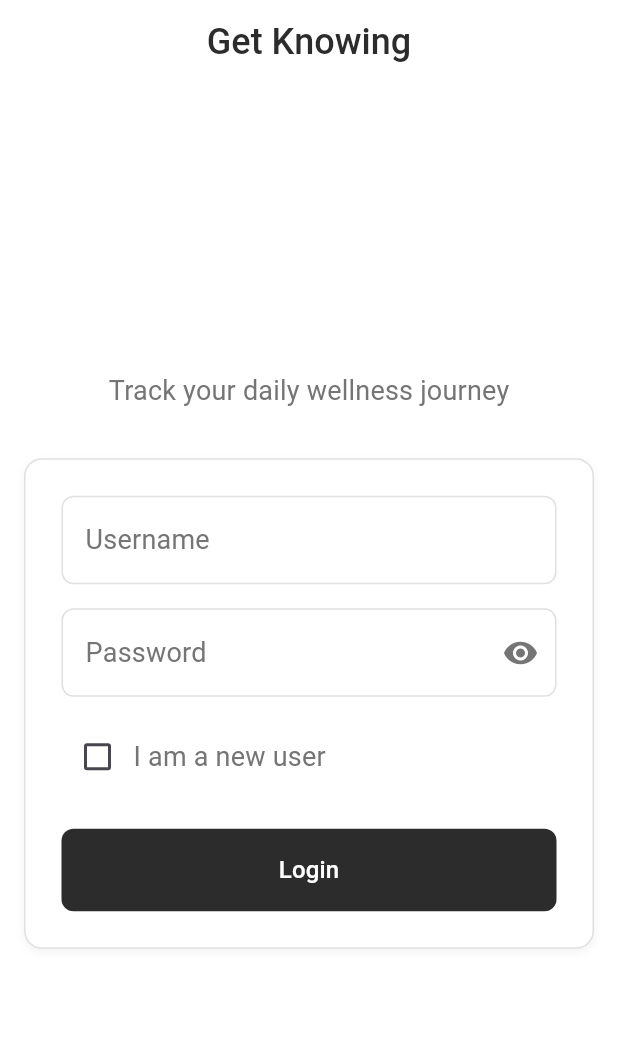
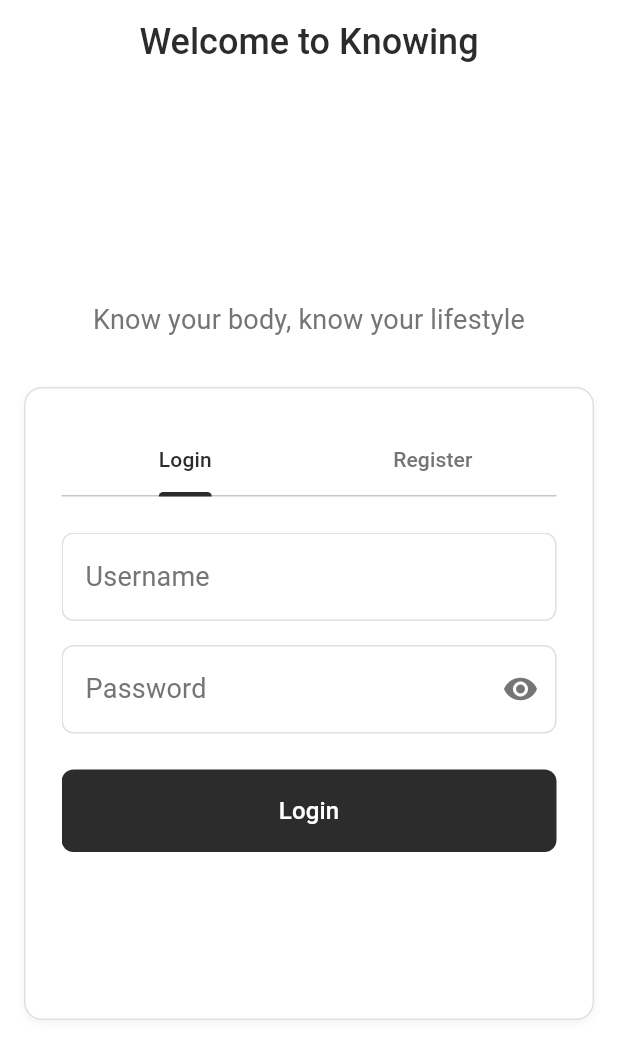
Before and after one commit to yipingxia/knowing_mvp, a Flutter app: the screen it shows after launch, on a phone screen of 412 x 824 dp. Shown: the top 1059 px of the screen. Run offline on Flutter 3.47's test engine with Material 3 defaults, Android fonts, the phone set to English and light mode, and no system bars; our stand-ins replace cloud_firestore, cloud_functions, firebase_auth, firebase_core, google_fonts, google_sign_in; missing offline and left inert: dart:html; accounts and stored records are empty; Roboto replaces fonts that are missing (Unna).

```diff
--- a/lib/screens/login_screen.dart
+++ b/lib/screens/login_screen.dart
@@ -10,14 +10,14 @@ class LoginScreen extends StatefulWidget {
   State<LoginScreen> createState() => _LoginScreenState();
 }
 
-class _LoginScreenState extends State<LoginScreen> {
+class _LoginScreenState extends State<LoginScreen> with SingleTickerProviderStateMixin {
   final _usernameController = TextEditingController();
   final _passwordController = TextEditingController();
   final _userService = UserService();
   bool _isLoading = false;
   String? _errorMessage;
-  bool _isNewUser = false;
   bool _obscurePassword = true;
+  late TabController _tabController;
 
   // Color scheme matching home screen
   static const Color primaryColor = Color(0xFF2C2C2C);
@@ -58,7 +58,16 @@ class _LoginScreenState extends State<LoginScreen> {
   @override
   void initState() {
     super.initState();
+    _tabController = TabController(length: 2, vsync: this);
     _checkStoredUsername();
+  }
+
+  @override
+  void dispose() {
+    _tabController.dispose();
+    _usernameController.dispose();
+    _passwordController.dispose();
+    super.dispose();
   }
 
   Future<void> _checkStoredUsername() async {
@@ -77,7 +86,7 @@ class _LoginScreenState extends State<LoginScreen> {
     }
   }
 
-  Future<void> _handleLoginOrRegister() async {
+  Future<void> _handleLogin() async {
     final username = _usernameController.text.trim();
     final password = _passwordController.text;
 
@@ -97,23 +106,11 @@ class _LoginScreenState extends State<LoginScreen> {
     });
 
     try {
-      bool success;
-      if (_isNewUser) {
-        // Try to register new user
-        success = await _userService.registerUsername(username, password);
-        if (!success) {
-          setState(() => _errorMessage = 'Username already taken');
-          setState(() => _isLoading = false);
-          return;
-        }
-      } else {
-        // Try to verify existing user
-        success = await _userService.verifyUser(username, password);
+      final success = await _userService.verifyUser(username, password);
       if (!success) {
         setState(() => _errorMessage = 'Invalid username or password');
         setState(() => _isLoading = false);
         return;
-        }
       }
 
       if (success && mounted) {
@@ -132,43 +129,51 @@ class _LoginScreenState extends State<LoginScreen> {
     }
   }
 
-  @override
-  Widget build(BuildContext context) {
-    return Scaffold(
-      backgroundColor: backgroundColor,
-      appBar: AppBar(
-        backgroundColor: backgroundColor,
-        title: Center(
-          child: ConstrainedBox(
-            constraints: const BoxConstraints(maxWidth: 720),
-            child: Text(
-              'Get Knowing',
-              style: GoogleFonts.unna(
-                color: primaryColor,
-                fontSize: 24,
-                fontWeight: FontWeight.w500,
+  Future<void> _handleRegister() async {
+    final username = _usernameController.text.trim();
+    final password = _passwordController.text;
+
+    if (username.isEmpty) {
+      setState(() => _errorMessage = 'Please enter a username');
+      return;
+    }
+
+    if (password.isEmpty) {
+      setState(() => _errorMessage = 'Please enter a password');
+      return;
+    }
+
+    setState(() {
+      _isLoading = true;
+      _errorMessage = null;
+    });
+
+    try {
+      final success = await _userService.registerUsername(username, password);
+      if (!success) {
+        setState(() => _errorMessage = 'Username already taken');
+        setState(() => _isLoading = false);
+        return;
+      }
+
+      if (success && mounted) {
+        Navigator.of(context).pushReplacement(
+          MaterialPageRoute(
+            builder: (context) => HomeScreen(username: username),
           ),
-            ),
-          ),
-        ),
-        elevation: 0,
-      ),
-      body: Center(
-        child: SingleChildScrollView(
-          child: Padding(
-            padding: const EdgeInsets.all(16.0),
-            child: Column(
-              mainAxisAlignment: MainAxisAlignment.center,
-              children: [
-                Text(
-                  'Track your daily wellness journey',
-                  style: subtitleStyle,
-                ),
-                const SizedBox(height: 32),
-                Container(
-                  decoration: cardDecoration,
-                  padding: const EdgeInsets.all(24),
-                  child: Column(
+        );
+      }
+    } catch (e) {
+      setState(() => _errorMessage = 'An error occurred. Please try again.');
+    } finally {
+      if (mounted) {
+        setState(() => _isLoading = false);
+      }
+    }
+  }
+
+  Widget _buildForm(bool isLogin) {
+    return Column(
       crossAxisAlignment: CrossAxisAlignment.stretch,
       children: [
         TextField(
@@ -231,27 +236,9 @@ class _LoginScreenState extends State<LoginScreen> {
           enabled: !_isLoading,
           style: subtitleStyle,
         ),
-                      const SizedBox(height: 16),
-                      Row(
-                        children: [
-                          Checkbox(
-                            value: _isNewUser,
-                            onChanged: (bool? value) {
-                              setState(() {
-                                _isNewUser = value ?? false;
-                              });
-                            },
-                            activeColor: primaryColor,
-                          ),
-                          Text(
-                            'I am a new user',
-                            style: subtitleStyle,
-                          ),
-                        ],
-                      ),
         const SizedBox(height: 24),
         ElevatedButton(
-                        onPressed: _isLoading ? null : _handleLoginOrRegister,
+          onPressed: _isLoading ? null : (isLogin ? _handleLogin : _handleRegister),
           style: ElevatedButton.styleFrom(
             backgroundColor: primaryColor,
             foregroundColor: Colors.white,
@@ -270,7 +257,7 @@ class _LoginScreenState extends State<LoginScreen> {
                   ),
                 )
               : Text(
-                                _isNewUser ? 'Register' : 'Login',
+                  isLogin ? 'Login' : 'Register',
                   style: GoogleFonts.unna(
                     fontSize: 16,
                     fontWeight: FontWeight.w500,
@@ -278,6 +265,74 @@ class _LoginScreenState extends State<LoginScreen> {
                 ),
         ),
       ],
+    );
+  }
+
+  @override
+  Widget build(BuildContext context) {
+    return Scaffold(
+      backgroundColor: backgroundColor,
+      appBar: AppBar(
+        backgroundColor: backgroundColor,
+        title: Center(
+          child: ConstrainedBox(
+            constraints: const BoxConstraints(maxWidth: 720),
+            child: Text(
+              'Welcome to Knowing',
+              style: GoogleFonts.unna(
+                color: primaryColor,
+                fontSize: 24,
+                fontWeight: FontWeight.w500,
+              ),
+            ),
+          ),
+        ),
+        elevation: 0,
+      ),
+      body: Center(
+        child: SingleChildScrollView(
+          child: Padding(
+            padding: const EdgeInsets.all(16.0),
+            child: Column(
+              mainAxisAlignment: MainAxisAlignment.center,
+              children: [
+                Text(
+                  'Know your body, know your lifestyle',
+                  style: subtitleStyle,
+                ),
+                const SizedBox(height: 32),
+                ConstrainedBox(
+                  constraints: const BoxConstraints(maxWidth: 480),
+                  child: Container(
+                    decoration: cardDecoration,
+                    padding: const EdgeInsets.all(24),
+                    child: Column(
+                      crossAxisAlignment: CrossAxisAlignment.stretch,
+                      children: [
+                        TabBar(
+                          controller: _tabController,
+                          labelColor: primaryColor,
+                          unselectedLabelColor: subtitleColor,
+                          indicatorColor: primaryColor,
+                          indicatorWeight: 2,
+                          tabs: const [
+                            Tab(text: 'Login'),
+                            Tab(text: 'Register'),
+                          ],
+                        ),
+                        const SizedBox(height: 24),
+                        SizedBox(
+                          height: 300,
+                          child: TabBarView(
+                            controller: _tabController,
+                            children: [
+                              _buildForm(true),
+                              _buildForm(false),
+                            ],
+                          ),
+                        ),
+                      ],
+                    ),
                   ),
                 ),
               ],
@@ -287,11 +342,4 @@ class _LoginScreenState extends State<LoginScreen> {
       ),
     );
   }
-
-  @override
-  void dispose() {
-    _usernameController.dispose();
-    _passwordController.dispose();
-    super.dispose();
 }
-}
```
Also changed, not shown: lib/screens/home_screen.dart (+77 -70 lines), lib/widgets/glass_card.dart (added, +104 -0 lines), firebase.json, 1 other file. Lines whose indentation alone changed are shown as unchanged.
